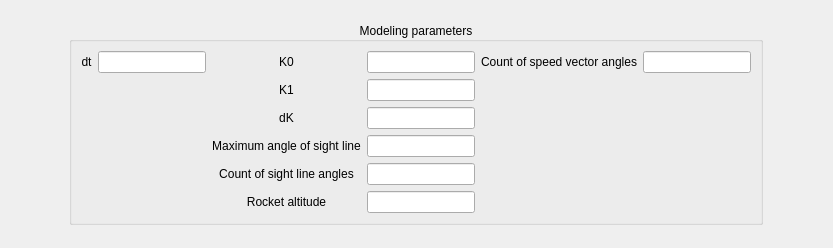
This is mainwindow/modelingframeparameters.ui in Yegres5/diploma as Qt 5 draws it before an edit. The edited form follows.
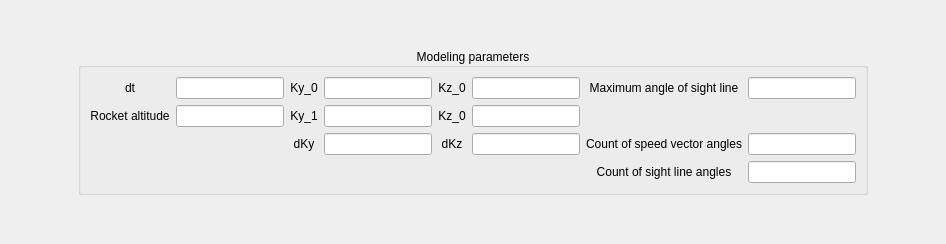
This is the edited form.

Diff of the .ui file:
```diff
--- a/mainwindow/modelingframeparameters.ui
+++ b/mainwindow/modelingframeparameters.ui
@@ -6,8 +6,8 @@
    <rect>
     <x>0</x>
     <y>0</y>
-    <width>833</width>
-    <height>248</height>
+    <width>946</width>
+    <height>244</height>
    </rect>
   </property>
   <property name="windowTitle">
@@ -32,96 +32,6 @@
       <bool>true</bool>
      </property>
      <layout class="QGridLayout" name="gridLayout">
-      <item row="4" column="1">
-       <layout class="QHBoxLayout" name="horizontalLayout_countSightAngles">
-        <item>
-         <widget class="QLabel" name="Label_countSightAngles">
-          <property name="sizePolicy">
-           <sizepolicy hsizetype="Minimum" vsizetype="Fixed">
-            <horstretch>0</horstretch>
-            <verstretch>0</verstretch>
-           </sizepolicy>
-          </property>
-          <property name="text">
-           <string>Count of sight line angles</string>
-          </property>
-          <property name="alignment">
-           <set>Qt::AlignCenter</set>
-          </property>
-         </widget>
-        </item>
-        <item>
-         <widget class="QLineEdit" name="lineEdit_countSightAngles">
-          <property name="sizePolicy">
-           <sizepolicy hsizetype="Fixed" vsizetype="Fixed">
-            <horstretch>0</horstretch>
-            <verstretch>0</verstretch>
-           </sizepolicy>
-          </property>
-         </widget>
-        </item>
-       </layout>
-      </item>
-      <item row="0" column="1">
-       <layout class="QHBoxLayout" name="horizontalLayout_K0">
-        <item>
-         <widget class="QLabel" name="Label_K0">
-          <property name="sizePolicy">
-           <sizepolicy hsizetype="Minimum" vsizetype="Fixed">
-            <horstretch>0</horstretch>
-            <verstretch>0</verstretch>
-           </sizepolicy>
-          </property>
-          <property name="text">
-           <string>K0</string>
-          </property>
-          <property name="alignment">
-           <set>Qt::AlignCenter</set>
-          </property>
-         </widget>
-        </item>
-        <item>
-         <widget class="QLineEdit" name="lineEdit_K0">
-          <property name="sizePolicy">
-           <sizepolicy hsizetype="Fixed" vsizetype="Fixed">
-            <horstretch>0</horstretch>
-            <verstretch>0</verstretch>
-           </sizepolicy>
-          </property>
-         </widget>
-        </item>
-       </layout>
-      </item>
-      <item row="3" column="1">
-       <layout class="QHBoxLayout" name="horizontalLayout_sightMaxValue">
-        <item>
-         <widget class="QLabel" name="Label_sightMaxValue">
-          <property name="sizePolicy">
-           <sizepolicy hsizetype="Minimum" vsizetype="Fixed">
-            <horstretch>0</horstretch>
-            <verstretch>0</verstretch>
-           </sizepolicy>
-          </property>
-          <property name="text">
-           <string>Maximum angle of sight line</string>
-          </property>
-          <property name="alignment">
-           <set>Qt::AlignCenter</set>
-          </property>
-         </widget>
-        </item>
-        <item>
-         <widget class="QLineEdit" name="lineEdit_sightMaxValue">
-          <property name="sizePolicy">
-           <sizepolicy hsizetype="Fixed" vsizetype="Fixed">
-            <horstretch>0</horstretch>
-            <verstretch>0</verstretch>
-           </sizepolicy>
-          </property>
-         </widget>
-        </item>
-       </layout>
-      </item>
       <item row="0" column="0">
        <layout class="QHBoxLayout" name="horizontalLayout_dt">
         <item>
@@ -163,7 +73,7 @@
            </sizepolicy>
           </property>
           <property name="text">
-           <string>K1</string>
+           <string>Ky_1</string>
           </property>
           <property name="alignment">
            <set>Qt::AlignCenter</set>
@@ -182,10 +92,10 @@
         </item>
        </layout>
       </item>
-      <item row="2" column="1">
-       <layout class="QHBoxLayout" name="horizontalLayout_dK">
+      <item row="6" column="3">
+       <layout class="QHBoxLayout" name="horizontalLayout_countSightAngles">
         <item>
-         <widget class="QLabel" name="Label_dK">
+         <widget class="QLabel" name="Label_countSightAngles">
           <property name="sizePolicy">
            <sizepolicy hsizetype="Minimum" vsizetype="Fixed">
             <horstretch>0</horstretch>
@@ -193,7 +103,7 @@
            </sizepolicy>
           </property>
           <property name="text">
-           <string>dK</string>
+           <string>Count of sight line angles</string>
           </property>
           <property name="alignment">
            <set>Qt::AlignCenter</set>
@@ -201,7 +111,7 @@
          </widget>
         </item>
         <item>
-         <widget class="QLineEdit" name="lineEdit_dK">
+         <widget class="QLineEdit" name="lineEdit_countSightAngles">
           <property name="sizePolicy">
            <sizepolicy hsizetype="Fixed" vsizetype="Fixed">
             <horstretch>0</horstretch>
@@ -212,7 +122,7 @@
         </item>
        </layout>
       </item>
-      <item row="0" column="2">
+      <item row="3" column="3">
        <layout class="QHBoxLayout" name="horizontalLayout_countSpeedAngles">
         <item>
          <widget class="QLabel" name="Label_countSpeedAngles">
@@ -242,7 +152,67 @@
         </item>
        </layout>
       </item>
-      <item row="5" column="1">
+      <item row="0" column="3">
+       <layout class="QHBoxLayout" name="horizontalLayout_sightMaxValue">
+        <item>
+         <widget class="QLabel" name="Label_sightMaxValue">
+          <property name="sizePolicy">
+           <sizepolicy hsizetype="Minimum" vsizetype="Fixed">
+            <horstretch>0</horstretch>
+            <verstretch>0</verstretch>
+           </sizepolicy>
+          </property>
+          <property name="text">
+           <string>Maximum angle of sight line</string>
+          </property>
+          <property name="alignment">
+           <set>Qt::AlignCenter</set>
+          </property>
+         </widget>
+        </item>
+        <item>
+         <widget class="QLineEdit" name="lineEdit_sightMaxValue">
+          <property name="sizePolicy">
+           <sizepolicy hsizetype="Fixed" vsizetype="Fixed">
+            <horstretch>0</horstretch>
+            <verstretch>0</verstretch>
+           </sizepolicy>
+          </property>
+         </widget>
+        </item>
+       </layout>
+      </item>
+      <item row="3" column="1">
+       <layout class="QHBoxLayout" name="horizontalLayout_dKy">
+        <item>
+         <widget class="QLabel" name="Label_dKy">
+          <property name="sizePolicy">
+           <sizepolicy hsizetype="Minimum" vsizetype="Fixed">
+            <horstretch>0</horstretch>
+            <verstretch>0</verstretch>
+           </sizepolicy>
+          </property>
+          <property name="text">
+           <string>dKy</string>
+          </property>
+          <property name="alignment">
+           <set>Qt::AlignCenter</set>
+          </property>
+         </widget>
+        </item>
+        <item>
+         <widget class="QLineEdit" name="lineEdit_dKy">
+          <property name="sizePolicy">
+           <sizepolicy hsizetype="Fixed" vsizetype="Fixed">
+            <horstretch>0</horstretch>
+            <verstretch>0</verstretch>
+           </sizepolicy>
+          </property>
+         </widget>
+        </item>
+       </layout>
+      </item>
+      <item row="1" column="0">
        <layout class="QHBoxLayout" name="horizontalLayout_rocketAltitude">
         <item>
          <widget class="QLabel" name="Label_rocketAltitude">
@@ -272,6 +242,126 @@
         </item>
        </layout>
       </item>
+      <item row="0" column="1">
+       <layout class="QHBoxLayout" name="horizontalLayout_Ky_0">
+        <item>
+         <widget class="QLabel" name="Label_Ky_0">
+          <property name="sizePolicy">
+           <sizepolicy hsizetype="Minimum" vsizetype="Fixed">
+            <horstretch>0</horstretch>
+            <verstretch>0</verstretch>
+           </sizepolicy>
+          </property>
+          <property name="text">
+           <string>Ky_0</string>
+          </property>
+          <property name="alignment">
+           <set>Qt::AlignCenter</set>
+          </property>
+         </widget>
+        </item>
+        <item>
+         <widget class="QLineEdit" name="lineEdit_Ky_0">
+          <property name="sizePolicy">
+           <sizepolicy hsizetype="Fixed" vsizetype="Fixed">
+            <horstretch>0</horstretch>
+            <verstretch>0</verstretch>
+           </sizepolicy>
+          </property>
+         </widget>
+        </item>
+       </layout>
+      </item>
+      <item row="3" column="2">
+       <layout class="QHBoxLayout" name="horizontalLayout_dKz">
+        <item>
+         <widget class="QLabel" name="Label_dKz">
+          <property name="sizePolicy">
+           <sizepolicy hsizetype="Minimum" vsizetype="Fixed">
+            <horstretch>0</horstretch>
+            <verstretch>0</verstretch>
+           </sizepolicy>
+          </property>
+          <property name="text">
+           <string>dKz</string>
+          </property>
+          <property name="alignment">
+           <set>Qt::AlignCenter</set>
+          </property>
+         </widget>
+        </item>
+        <item>
+         <widget class="QLineEdit" name="lineEdit_dKz">
+          <property name="sizePolicy">
+           <sizepolicy hsizetype="Fixed" vsizetype="Fixed">
+            <horstretch>0</horstretch>
+            <verstretch>0</verstretch>
+           </sizepolicy>
+          </property>
+         </widget>
+        </item>
+       </layout>
+      </item>
+      <item row="1" column="2">
+       <layout class="QHBoxLayout" name="horizontalLayout_Kz_1">
+        <item>
+         <widget class="QLabel" name="Label_Kz_1">
+          <property name="sizePolicy">
+           <sizepolicy hsizetype="Minimum" vsizetype="Fixed">
+            <horstretch>0</horstretch>
+            <verstretch>0</verstretch>
+           </sizepolicy>
+          </property>
+          <property name="text">
+           <string>Kz_0</string>
+          </property>
+          <property name="alignment">
+           <set>Qt::AlignCenter</set>
+          </property>
+         </widget>
+        </item>
+        <item>
+         <widget class="QLineEdit" name="lineEdit_Kz_1">
+          <property name="sizePolicy">
+           <sizepolicy hsizetype="Fixed" vsizetype="Fixed">
+            <horstretch>0</horstretch>
+            <verstretch>0</verstretch>
+           </sizepolicy>
+          </property>
+         </widget>
+        </item>
+       </layout>
+      </item>
+      <item row="0" column="2">
+       <layout class="QHBoxLayout" name="horizontalLayout_Kz_0">
+        <item>
+         <widget class="QLabel" name="Label_Kz_0">
+          <property name="sizePolicy">
+           <sizepolicy hsizetype="Minimum" vsizetype="Fixed">
+            <horstretch>0</horstretch>
+            <verstretch>0</verstretch>
+           </sizepolicy>
+          </property>
+          <property name="text">
+           <string>Kz_0</string>
+          </property>
+          <property name="alignment">
+           <set>Qt::AlignCenter</set>
+          </property>
+         </widget>
+        </item>
+        <item>
+         <widget class="QLineEdit" name="lineEdit_Kz_0">
+          <property name="sizePolicy">
+           <sizepolicy hsizetype="Fixed" vsizetype="Fixed">
+            <horstretch>0</horstretch>
+            <verstretch>0</verstretch>
+           </sizepolicy>
+          </property>
+         </widget>
+        </item>
+       </layout>
+      </item>
      </layout>
     </widget>
    </item>
```
Left out of the diff: 12 changed lines with no effect on the pictures.
